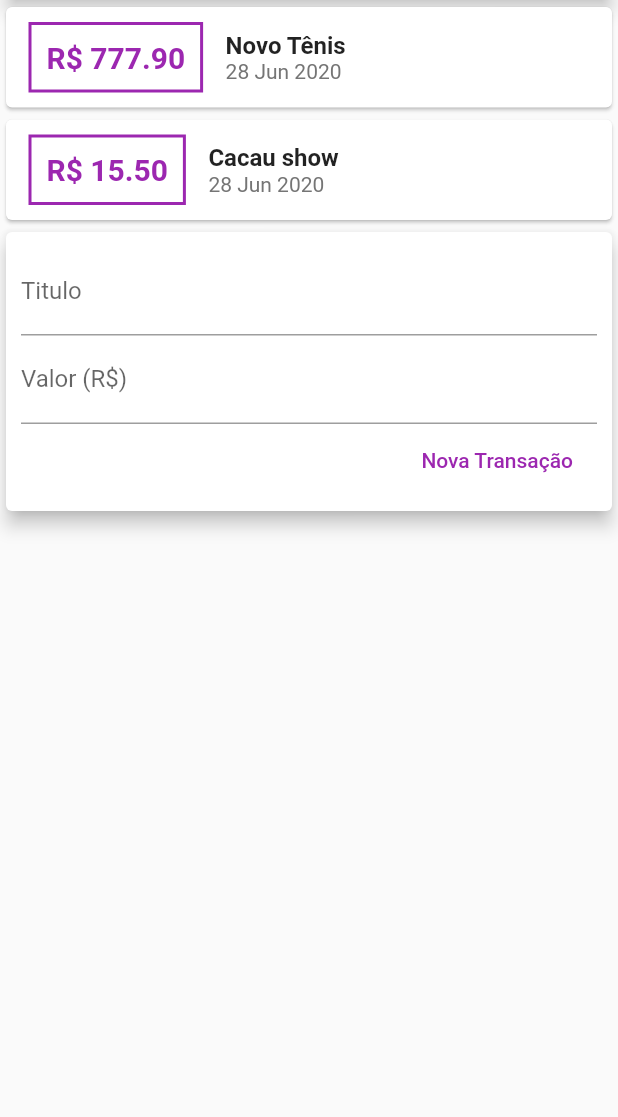
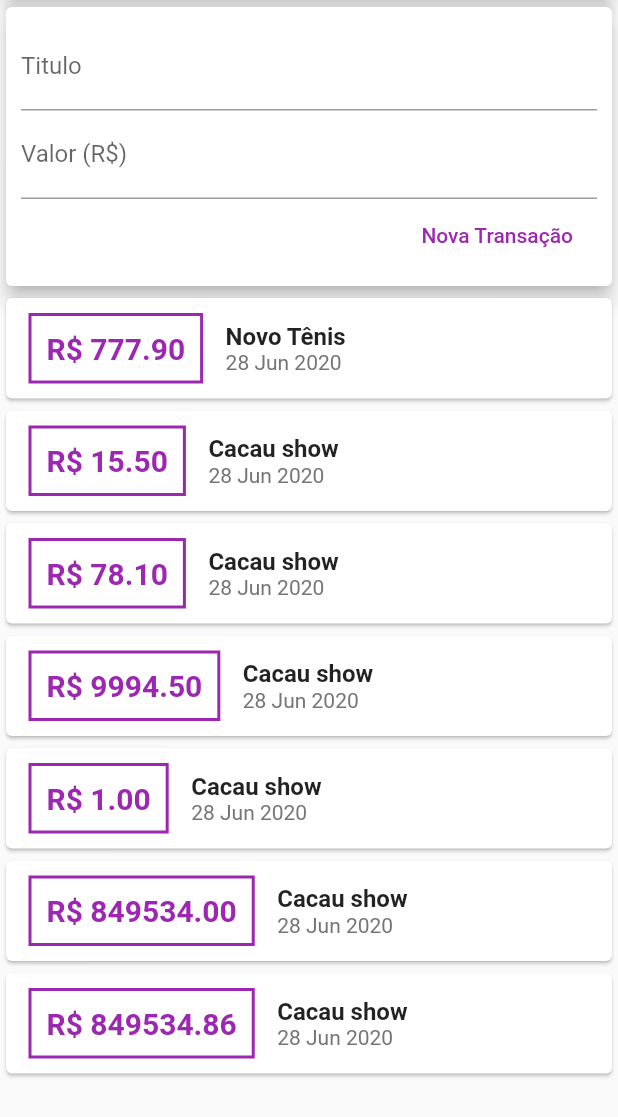
Before and after one commit to piovani/flutter_personal_expenses, a Flutter app: the screen it shows after launch, on a phone screen of 412 x 824 dp, the part 119-1236 px from its top. Run offline on Flutter 3.47's test engine with Material 2 defaults, Android fonts, the phone set to English and light mode, and no system bars.

Commit message:
Add scholl in page home

```diff
--- a/lib/components/transaction_user.dart
+++ b/lib/components/transaction_user.dart
@@ -26,6 +26,36 @@ class _TransactionUserState extends State<TransactionUser>
       id: 't2',
       title: 'Cacau show',
       value: 15.50,
+      date: DateTime.now(),
+    ),
+     Transaction(
+      id: 't3',
+      title: 'Cacau show',
+      value: 78.10,
+      date: DateTime.now(),
+    ),
+    Transaction(
+      id: 't4',
+      title: 'Cacau show',
+      value: 9994.50,
+      date: DateTime.now(),
+    ),
+    Transaction(
+      id: 't5',
+      title: 'Cacau show',
+      value: 1,
+      date: DateTime.now(),
+    ),
+    Transaction(
+      id: 't9',
+      title: 'Cacau show',
+      value: 849534,
+      date: DateTime.now(),
+    ),
+    Transaction(
+      id: 't10',
+      title: 'Cacau show',
+      value: 849534.857,
       date: DateTime.now(),
     )
   ];
@@ -59,8 +89,8 @@ class _TransactionUserState extends State<TransactionUser>
   Widget build(BuildContext context) {
     return Column(
       children: <Widget>[
+        TransactionForm(_addTransaction),
         TransactionList(_transactions),
-        TransactionForm(_addTransaction),
       ],
     );
   }
--- a/lib/main.dart
+++ b/lib/main.dart
@@ -19,7 +19,8 @@ class MyHomePage extends StatelessWidget {
       appBar: AppBar(
         title: Text('Despesas Pessoais'),
       ),
-      body: Column(
+      body: SingleChildScrollView(
+        child: Column(
           crossAxisAlignment: CrossAxisAlignment.stretch,
           children: <Widget>[
             Container(
@@ -33,6 +34,7 @@ class MyHomePage extends StatelessWidget {
             TransactionUser(),
           ],
         ),
+      ),
     );
   }
 }
```
Lines whose indentation alone changed are shown as unchanged.
